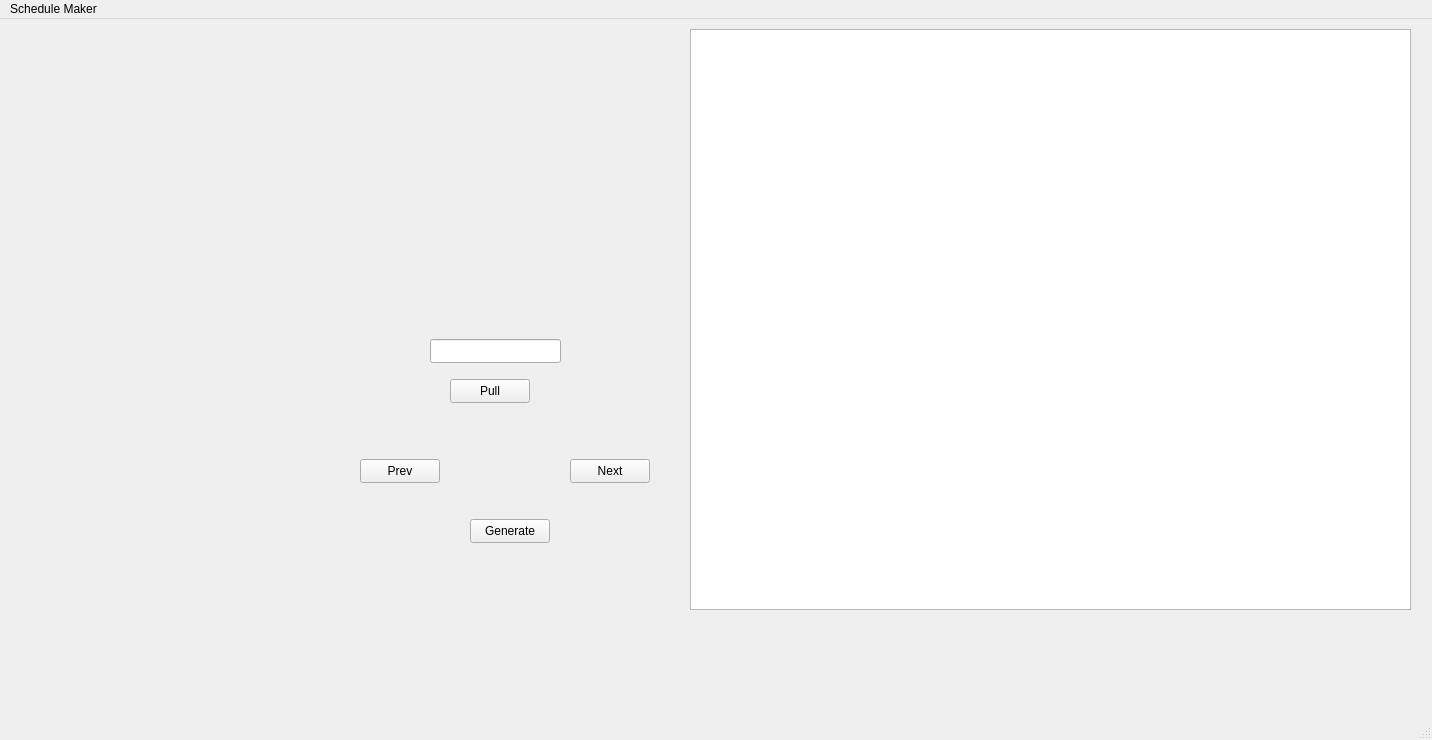
Old version of the form mainwindow.ui in the repository muzair2003/GriffinScheduler.
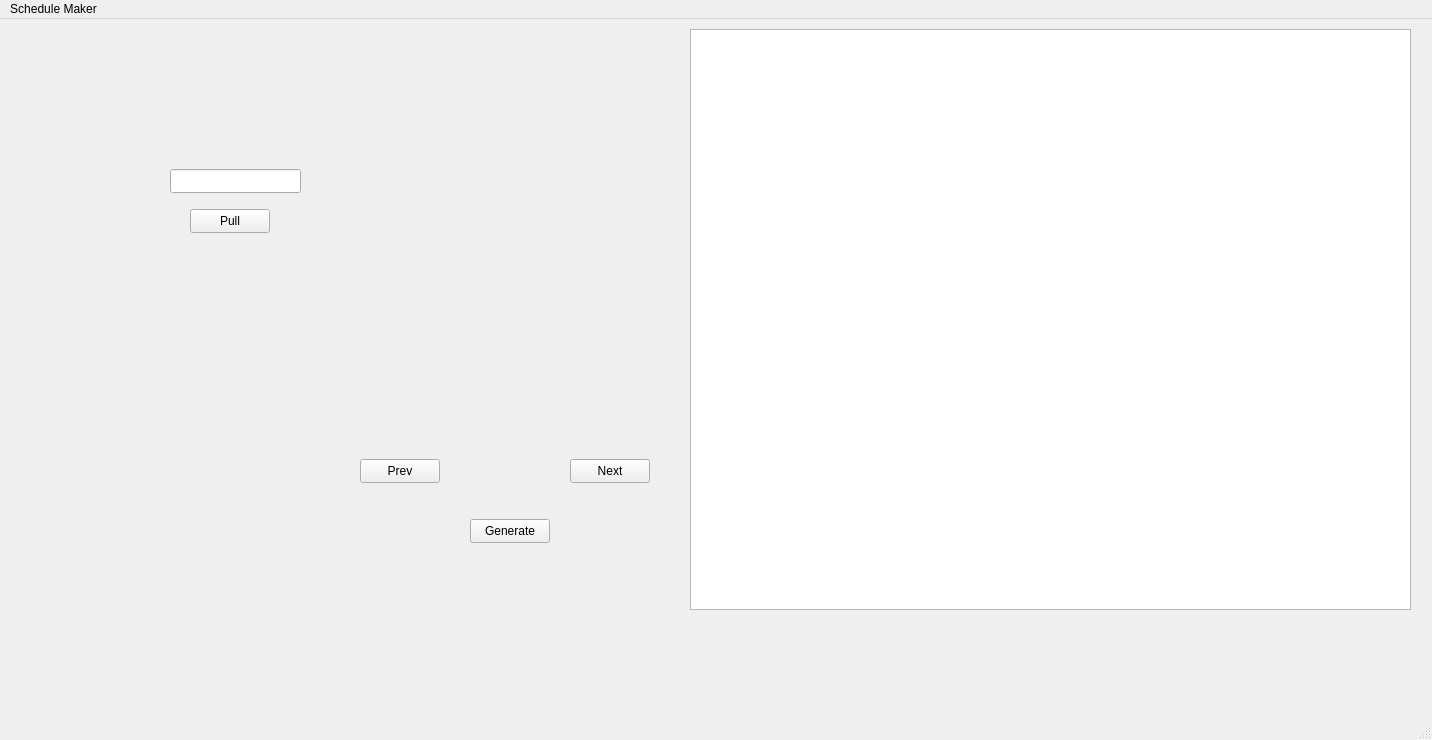
New version of the form.

Patch:
```diff
--- a/mainwindow.ui
+++ b/mainwindow.ui
@@ -79,8 +79,8 @@
    <widget class="QPushButton" name="PullButton">
     <property name="geometry">
      <rect>
-      <x>450</x>
-      <y>360</y>
+      <x>190</x>
+      <y>190</y>
       <width>80</width>
       <height>24</height>
      </rect>
@@ -92,8 +92,8 @@
    <widget class="QLineEdit" name="PullSubject">
     <property name="geometry">
      <rect>
-      <x>430</x>
-      <y>320</y>
+      <x>170</x>
+      <y>150</y>
       <width>131</width>
       <height>24</height>
      </rect>
```
